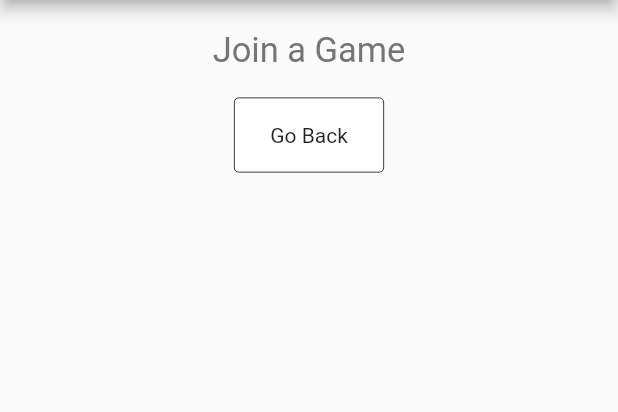
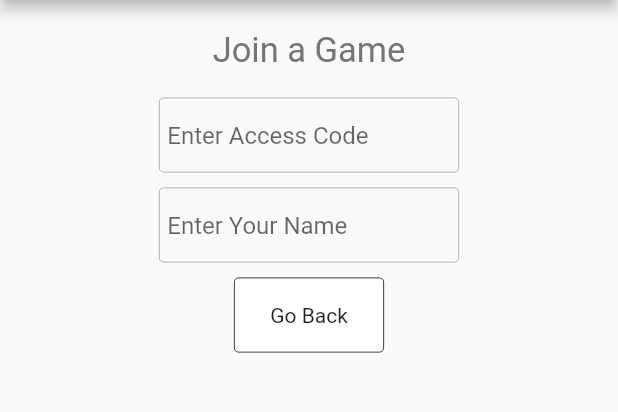
Before and after one commit to lopezhansel/spy-game, a Flutter app: the screen it shows after launch, after a tap on "New Game", after a tap on "Go Back", after a tap on "Join Game", on a phone screen of 412 x 824 dp, the part 84-496 px from its top. Run offline on Flutter 3.47's test engine with Material 2 defaults, Android fonts, the phone set to English and light mode, and no system bars; Roboto replaces fonts that are missing (Raleway).

Commit message:
update; Add simple InputField

```diff
--- a/lib/JoinGamePage.dart
+++ b/lib/JoinGamePage.dart
@@ -1,5 +1,6 @@
 import 'package:flutter/material.dart';
 import './Shared/MenuButton.dart';
+import './Shared/InputField.dart';
 
 class JoinGamePage extends StatelessWidget {
   static String title = "Join a Game";
@@ -28,6 +29,14 @@ class JoinGamePage extends StatelessWidget {
       child: Column(
         children: <Widget>[
           welcomeCmp,
+          InputField(
+            placeHolder: 'Enter Access Code',
+            onMenuItemPressed: onMenuItemPressed,
+          ),
+          InputField(
+            placeHolder: 'Enter Your Name',
+            onMenuItemPressed: onMenuItemPressed,
+          ),
           MenuButton(
             name: 'Go Back',
             onMenuItemPressed: onMenuItemPressed,
--- /dev/null
+++ b/lib/Shared/InputField.dart
@@ -0,0 +1,62 @@
+import 'package:flutter/material.dart';
+
+class InputField extends StatefulWidget {
+  final String placeHolder;
+  final Function onMenuItemPressed;
+
+  InputField({Key key, this.placeHolder, this.onMenuItemPressed}) : super(key: key);
+
+  @override
+  _InputFieldState createState() =>
+      _InputFieldState(placeHolder: placeHolder, onMenuItemPressed: onMenuItemPressed);
+}
+
+class _InputFieldState extends State<InputField> {
+  String placeHolder = '';
+  bool _highlight = false;
+
+  Function onMenuItemPressed;
+
+  _InputFieldState({this.placeHolder, this.onMenuItemPressed});
+
+  toggleHighlight() {
+    setState(() => _highlight = !_highlight);
+  }
+
+  removeHightlight() {
+    setState(() => _highlight = false);
+  }
+
+  @override
+  Widget build(BuildContext context) {
+    return Container(
+      margin: EdgeInsets.all(5),
+      width: 200,
+      height: 50,
+      padding: EdgeInsets.all(5),
+      child: Stack(
+        children: <Widget>[
+          TextField(
+            maxLength: 6,
+            textCapitalization: TextCapitalization.characters,
+            autocorrect: false,
+            onTap: toggleHighlight,
+            onEditingComplete: removeHightlight,
+            decoration: InputDecoration(
+              counterText: '',
+              hintText: placeHolder,
+              border: InputBorder.none,
+            ),
+          ),
+        ],
+      ),
+      alignment: Alignment.center,
+      decoration: BoxDecoration(
+        // color: _highlight ? Colors.grey : Colors.white,
+        borderRadius: BorderRadius.all(Radius.circular(3)),
+        border: Border.all(
+            width: 0.5, color: _highlight ? Colors.blue : Colors.grey),
+      ),
+    );
+  }
+}
```
